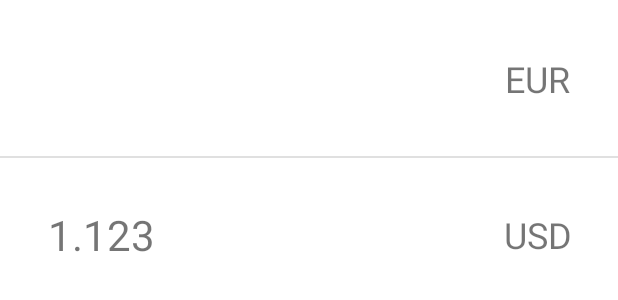
After one commit to MahmoudAmin39/CurrCon, an Android app: the layout activity_currency_calculator.xml on its own in the app's theme, with its tools: preview values and no code run, on a phone screen of 412 x 824 dp. The commit adds this screen. Shown: the top 300 px of the screen. Run offline under Robolectric (Android 15) with nearby library versions, the light colour scheme and no system bars.

Commit message:
Build the Calculator View UI

```diff
--- a/app/src/main/AndroidManifest.xml
+++ b/app/src/main/AndroidManifest.xml
@@ -12,6 +12,7 @@
         android:supportsRtl="true"
         android:theme="@style/Theme.CurrCon"
         android:usesCleartextTraffic="true">
+        <activity android:name=".ui.calculator.CurrencyCalculatorActivity"></activity>
         <activity
             android:name=".ui.latest_rates.LatestRatesActivity"
             android:theme="@style/Theme.AppCompat.DayNight.NoActionBar" />
--- a/app/src/main/java/com/swensonhe/currcon/data/Constants.kt
+++ b/app/src/main/java/com/swensonhe/currcon/data/Constants.kt
@@ -4,4 +4,7 @@ object Constants {
 
     const val CURRENCY_BASE: String = "EUR"
     const val FIXER_IO_API_KEY: String = "c4235ce0b13e10603861e110637306e0"
+
+    // For Intent purposes
+    const val INTENT_EXTRA_CURRENCY_RATE = "com.swensonhe.currcon.INTENT_EXTRA_CURRENCY_RATE"
 }
--- /dev/null
+++ b/app/src/main/java/com/swensonhe/currcon/ui/calculator/CurrencyCalculatorActivity.kt
@@ -0,0 +1,21 @@
+package com.swensonhe.currcon.ui.calculator
+
+import androidx.appcompat.app.AppCompatActivity
+import android.os.Bundle
+import androidx.lifecycle.ViewModelProvider
+import com.swensonhe.currcon.R
+import com.swensonhe.currcon.ui.latest_rates.LatestRatesViewModel
+
+class CurrencyCalculatorActivity : AppCompatActivity() {
+
+    private val viewModel by lazy {
+        ViewModelProvider(this).get(CurrencyCalculatorViewModel::class.java)
+    }
+
+    override fun onCreate(savedInstanceState: Bundle?) {
+        super.onCreate(savedInstanceState)
+        setContentView(R.layout.activity_currency_calculator)
+
+        viewModel.setCurrencyRateFromIntent(intent)
+    }
+}
--- /dev/null
+++ b/app/src/main/java/com/swensonhe/currcon/ui/calculator/CurrencyCalculatorViewModel.kt
@@ -0,0 +1,15 @@
+package com.swensonhe.currcon.ui.calculator
+
+import android.content.Intent
+import androidx.lifecycle.ViewModel
+import com.swensonhe.currcon.data.Constants
+import com.swensonhe.currcon.data.model.CurrencyRate
+
+class CurrencyCalculatorViewModel : ViewModel() {
+
+    private var currencyRate: CurrencyRate? = null
+
+    fun setCurrencyRateFromIntent(intent: Intent) {
+        this.currencyRate = intent.getParcelableExtra(Constants.INTENT_EXTRA_CURRENCY_RATE)
+    }
+}
--- a/app/src/main/java/com/swensonhe/currcon/ui/latest_rates/LatestRatesViewHolder.kt
+++ b/app/src/main/java/com/swensonhe/currcon/ui/latest_rates/LatestRatesViewHolder.kt
@@ -1,13 +1,27 @@
 package com.swensonhe.currcon.ui.latest_rates
 
+import android.content.Intent
 import android.view.View
 import androidx.recyclerview.widget.RecyclerView
+import com.swensonhe.currcon.data.Constants
 import com.swensonhe.currcon.data.model.CurrencyRate
+import com.swensonhe.currcon.ui.calculator.CurrencyCalculatorActivity
 import kotlinx.android.synthetic.main.item_rate.view.*
 
 class LatestRatesViewHolder(itemView: View) : RecyclerView.ViewHolder(itemView) {
 
+    private var currencyRate: CurrencyRate? = null
+
+    init {
+        itemView.setOnClickListener {
+            val intent = Intent(it.context, CurrencyCalculatorActivity::class.java)
+            intent.putExtra(Constants.INTENT_EXTRA_CURRENCY_RATE, currencyRate)
+            it.context.startActivity(intent)
+        }
+    }
+
     fun bindData(currencyRate: CurrencyRate) {
+        this.currencyRate = currencyRate
         itemView.textViewItemExchangedCurrency.text = currencyRate.exchangedCurrency
         itemView.textViewItemRateValue.text = "${currencyRate.rateValue}"
     }
--- /dev/null
+++ b/app/src/main/res/layout/activity_currency_calculator.xml
@@ -0,0 +1,63 @@
+<?xml version="1.0" encoding="utf-8"?>
+<androidx.constraintlayout.widget.ConstraintLayout xmlns:android="http://schemas.android.com/apk/res/android"
+    xmlns:app="http://schemas.android.com/apk/res-auto"
+    xmlns:tools="http://schemas.android.com/tools"
+    style="@style/Widget.MaterialComponents.TextView"
+    android:layout_width="match_parent"
+    android:layout_height="match_parent"
+    tools:context=".ui.calculator.CurrencyCalculatorActivity">
+
+    <EditText
+        android:id="@+id/editTextBaseCurrency"
+        android:layout_width="wrap_content"
+        android:layout_height="40dp"
+        android:layout_marginStart="32dp"
+        android:layout_marginTop="32dp"
+        android:background="@android:color/transparent"
+        android:ems="3"
+        android:inputType="numberDecimal"
+        app:layout_constraintStart_toStartOf="parent"
+        app:layout_constraintTop_toTopOf="parent" />
+
+    <TextView
+        android:id="@+id/textView"
+        android:layout_width="wrap_content"
+        android:layout_height="wrap_content"
+        android:layout_marginEnd="32dp"
+        android:textSize="24sp"
+        app:layout_constraintBottom_toBottomOf="@+id/editTextBaseCurrency"
+        app:layout_constraintEnd_toEndOf="parent"
+        app:layout_constraintTop_toTopOf="@+id/editTextBaseCurrency"
+        tools:text="EUR" />
+
+    <View
+        android:id="@+id/view"
+        android:layout_width="match_parent"
+        android:layout_height="1dp"
+        android:layout_marginTop="32dp"
+        android:background="@color/gray"
+        app:layout_constraintEnd_toEndOf="parent"
+        app:layout_constraintStart_toStartOf="parent"
+        app:layout_constraintTop_toBottomOf="@+id/editTextBaseCurrency" />
+
+    <TextView
+        android:id="@+id/textView2"
+        android:layout_width="wrap_content"
+        android:layout_height="wrap_content"
+        android:layout_marginTop="32dp"
+        android:textSize="28sp"
+        app:layout_constraintStart_toStartOf="@+id/editTextBaseCurrency"
+        app:layout_constraintTop_toBottomOf="@+id/view"
+        tools:text="1.123" />
+
+    <TextView
+        android:id="@+id/textView3"
+        android:layout_width="wrap_content"
+        android:layout_height="wrap_content"
+        android:textSize="24sp"
+        app:layout_constraintBottom_toBottomOf="@+id/textView2"
+        app:layout_constraintEnd_toEndOf="@+id/textView"
+        app:layout_constraintStart_toStartOf="@+id/textView"
+        app:layout_constraintTop_toTopOf="@+id/textView2"
+        tools:text="USD" />
+</androidx.constraintlayout.widget.ConstraintLayout>
```
